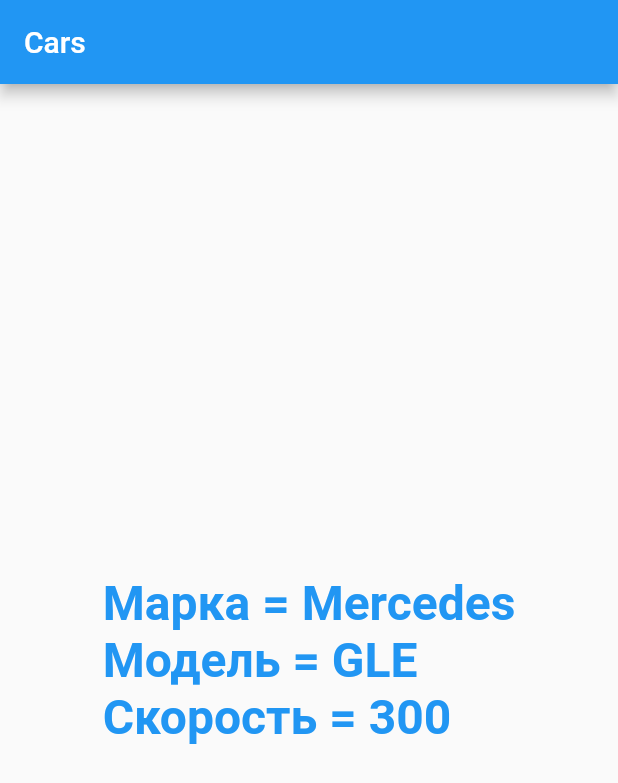
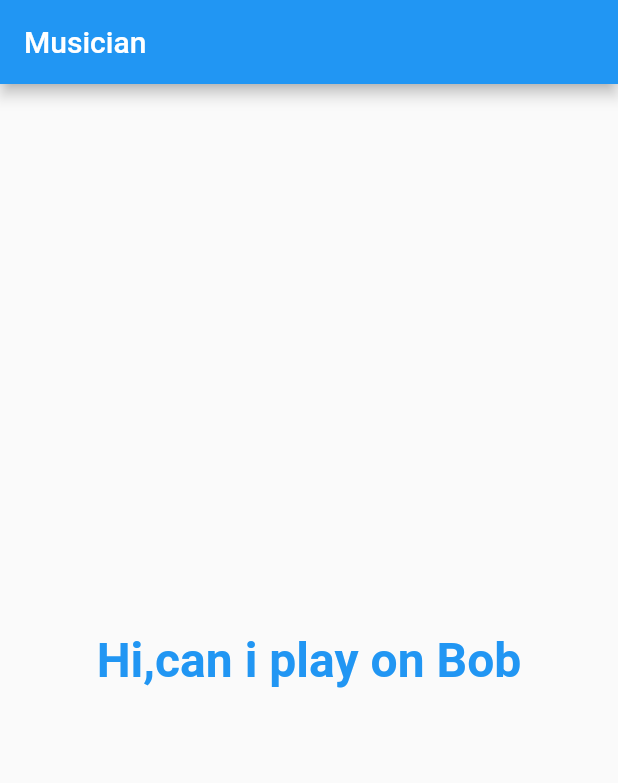
Before and after one commit to ArlanchikDrey/FlutterLessons, a Flutter app: the screen it shows after launch, on a phone screen of 412 x 824 dp. Shown: the top 783 px of the screen. Run offline on Flutter 3.47's test engine with Material 2 defaults, Android fonts, the phone set to English and light mode, and no system bars.

Commit message:
lessons3 - mixins

```diff
--- /dev/null
+++ b/lib/lessons3/Guitarist.dart
@@ -0,0 +1,5 @@
+import 'Musician.dart';
+
+class Guitarist extends Musician with Rock{
+  Guitarist(instrument) : super(instrument);
+}
--- /dev/null
+++ b/lib/lessons3/Musician.dart
@@ -0,0 +1,20 @@
+class Musician{
+  final instrument;
+
+  Musician(this.instrument);
+
+  dynamic play() => "Hi,can i play on $instrument";
+
+}
+
+mixin Rock{
+  bool knowsHowToPlayACDC = true;
+
+  String playPopMusic(play){
+    if(knowsHowToPlayACDC){
+      return play;
+    }else{
+      return "null";
+    }
+  }
+}
--- a/lib/main.dart
+++ b/lib/main.dart
@@ -1,16 +1,16 @@
 import 'package:flutter/material.dart';
-import 'lessons1/Mercedes.dart';
+
+import 'lessons3/Guitarist.dart';
 
 void main() => runApp(MyApp());
 
 class MyApp extends StatelessWidget {
-  Mercedes gle = Mercedes.model("GLE");
-  Mercedes gls = Mercedes.model("GLS");
-  Mercedes gkalss = Mercedes.model("GKalss");
+  Guitarist guitarist = Guitarist("Bob");
 
   @override
   Widget build(BuildContext context) {
-    setSpeed(100);
+    var text = guitarist.playPopMusic(guitarist.play());
+
     return MaterialApp(
       title: 'Flutter Demo',
       theme: ThemeData(
@@ -18,11 +18,11 @@ class MyApp extends StatelessWidget {
       ),
       home: Scaffold(
         appBar: AppBar(
-          title: Text("Cars"),
+          title: Text("Musician"),
         ),
         body: Center(
           child: Text(
-            gle.toString(),
+            text,
           style: TextStyle(
               fontSize:32.0,
               fontWeight: FontWeight.bold,
@@ -32,10 +32,4 @@ class MyApp extends StatelessWidget {
       )
     );
   }
-
-  void setSpeed(int speed){
-    var list = [speed, speed * 2];
-    list.forEach(gle.setSpeed);
-  }
-
 }
```
